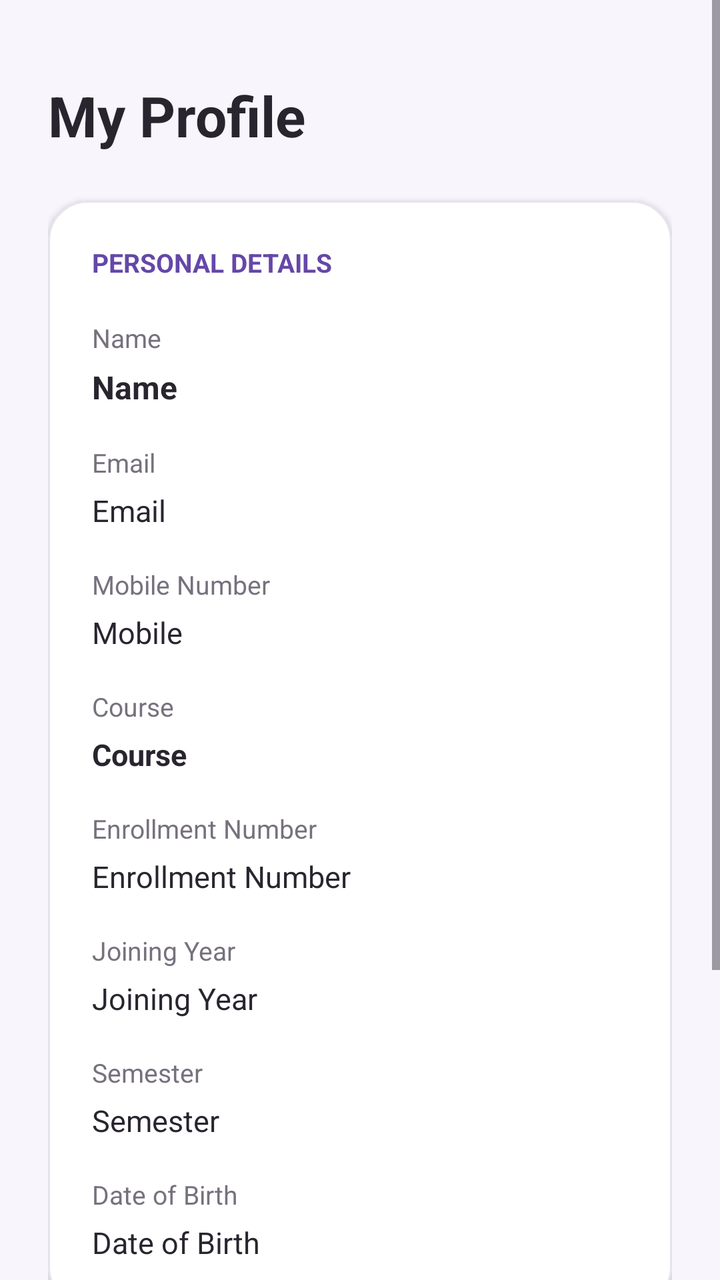
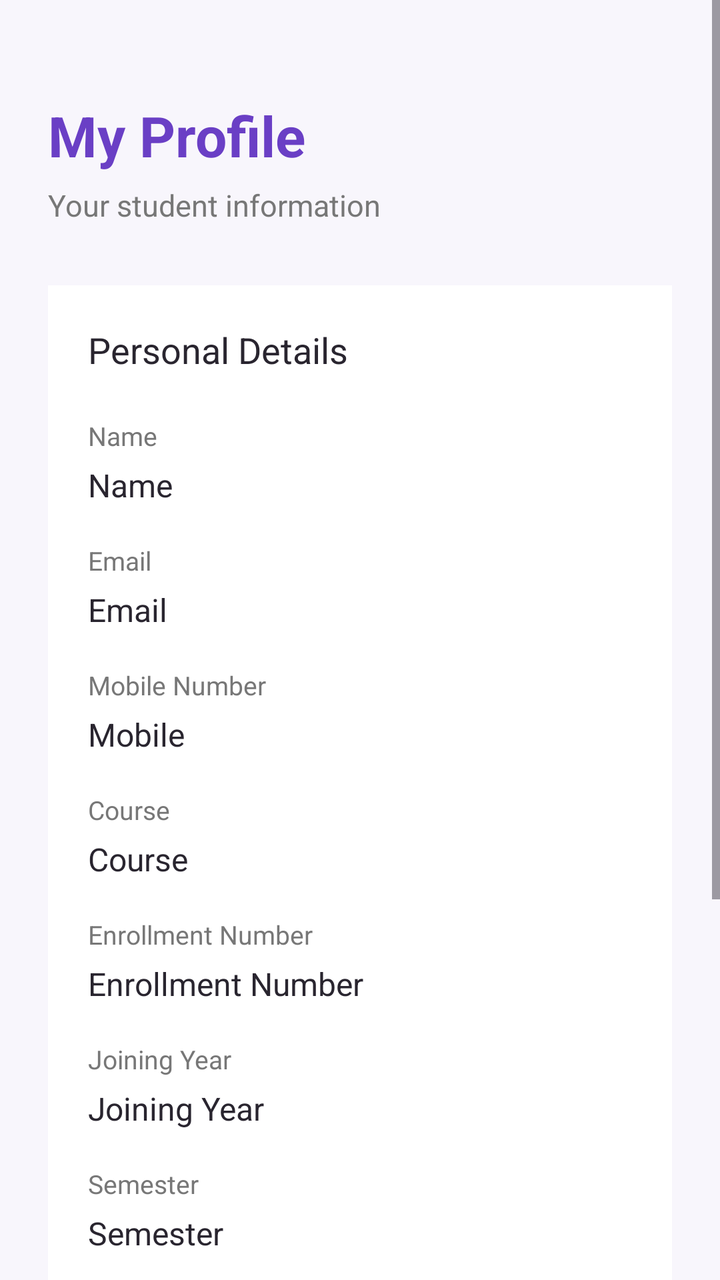

An Android layout rendered at two revisions. The XML below is the earlier revision; the diff shows what the commit changed to produce the second picture.
<!-- AndroidManifest.xml: application theme Theme.StudentConnect -->
<!-- res/layout/activity_profile.xml -->
<?xml version="1.0" encoding="utf-8"?>
<ScrollView xmlns:android="http://schemas.android.com/apk/res/android"
    xmlns:app="http://schemas.android.com/apk/res-auto"
    xmlns:tools="http://schemas.android.com/tools"
    android:layout_width="match_parent"
    android:layout_height="match_parent"
    android:background="#F8F5FC"
    android:fillViewport="true">

    <LinearLayout
        android:layout_width="match_parent"
        android:layout_height="wrap_content"
        android:orientation="vertical"
        android:padding="24dp">

        <TextView
            android:layout_width="wrap_content"
            android:layout_height="wrap_content"
            android:layout_marginTop="15dp"
            android:text="@string/my_profile"
            android:textColor="#29252F"
            android:textSize="28sp"
            android:textStyle="bold" />

        <com.google.android.material.card.MaterialCardView
            android:layout_width="match_parent"
            android:layout_height="wrap_content"
            android:layout_marginTop="24dp"
            app:cardBackgroundColor="#FFFFFF"
            app:cardCornerRadius="20dp"
            app:cardElevation="2dp"
            app:strokeColor="#E8E2F0"
            app:strokeWidth="1dp">

            <LinearLayout
                android:layout_width="match_parent"
                android:layout_height="wrap_content"
                android:orientation="vertical"
                android:padding="22dp">

                <TextView
                    android:layout_width="wrap_content"
                    android:layout_height="wrap_content"
                    android:text="@string/personal_details"
                    android:textColor="#6547A8"
                    android:textSize="13sp"
                    android:textStyle="bold" />

                

                <TextView
                    android:layout_width="wrap_content"
                    android:layout_height="wrap_content"
                    android:layout_marginTop="20dp"
                    android:text="@string/name"
                    android:textColor="#77717E"
                    android:textSize="13sp" />

                <TextView
                    android:id="@+id/tvName"
                    android:layout_width="match_parent"
                    android:layout_height="wrap_content"
                    android:layout_marginTop="5dp"
                    android:text="@string/Name"
                    android:textColor="#29252F"
                    android:textSize="16sp"
                    android:textStyle="bold" />

                

                <TextView
                    android:layout_width="wrap_content"
                    android:layout_height="wrap_content"
                    android:layout_marginTop="18dp"
                    android:text="@string/EMail"
                    android:textColor="#77717E"
                    android:textSize="13sp" />

                <TextView
                    android:id="@+id/tvEmail"
                    android:layout_width="match_parent"
                    android:layout_height="wrap_content"
                    android:layout_marginTop="5dp"
                    android:text="@string/EMAIL"
                    android:textColor="#29252F"
                    android:textSize="15sp" />

                

                <TextView
                    android:layout_width="wrap_content"
                    android:layout_height="wrap_content"
                    android:layout_marginTop="18dp"
                    android:text="@string/Mobile_number"
                    android:textColor="#77717E"
                    android:textSize="13sp" />

                <TextView
                    android:id="@+id/tvMobile"
                    android:layout_width="match_parent"
                    android:layout_height="wrap_content"
                    android:layout_marginTop="5dp"
                    android:text="@string/mobile"
                    android:textColor="#29252F"
                    android:textSize="15sp" />

                

                <TextView
                    android:layout_width="wrap_content"
                    android:layout_height="wrap_content"
                    android:layout_marginTop="18dp"
                    android:text="@string/Course"
                    android:textColor="#77717E"
                    android:textSize="13sp" />

                <TextView
                    android:id="@+id/tvCourse"
                    android:layout_width="match_parent"
                    android:layout_height="wrap_content"
                    android:layout_marginTop="5dp"
                    android:text="@string/COURSE"
                    android:textColor="#29252F"
                    android:textSize="15sp"
                    android:textStyle="bold" />

                

                <TextView
                    android:layout_width="wrap_content"
                    android:layout_height="wrap_content"
                    android:layout_marginTop="18dp"
                    android:text="@string/Enrollment_number"
                    android:textColor="#77717E"
                    android:textSize="13sp" />

                <TextView
                    android:id="@+id/tvEnrollmentNumber"
                    android:layout_width="match_parent"
                    android:layout_height="wrap_content"
                    android:layout_marginTop="5dp"
                    android:text="@string/ENrollment_number"
                    android:textColor="#29252F"
                    android:textSize="15sp" />

                

                <TextView
                    android:layout_width="wrap_content"
                    android:layout_height="wrap_content"
                    android:layout_marginTop="18dp"
                    android:text="@string/Joining_year"
                    android:textColor="#77717E"
                    android:textSize="13sp" />

                <TextView
                    android:id="@+id/tvJoiningYear"
                    android:layout_width="match_parent"
                    android:layout_height="wrap_content"
                    android:layout_marginTop="5dp"
                    android:text="@string/Joining_Year"
                    android:textColor="#29252F"
                    android:textSize="15sp" />

                

                <TextView
                    android:layout_width="wrap_content"
                    android:layout_height="wrap_content"
                    android:layout_marginTop="18dp"
                    android:text="@string/Semester"
                    android:textColor="#77717E"
                    android:textSize="13sp" />

                <TextView
                    android:id="@+id/tvSemester"
                    android:layout_width="match_parent"
                    android:layout_height="wrap_content"
                    android:layout_marginTop="5dp"
                    android:text="@string/SEMESTER"
                    android:textColor="#29252F"
                    android:textSize="15sp" />

                

                <TextView
                    android:layout_width="wrap_content"
                    android:layout_height="wrap_content"
                    android:layout_marginTop="18dp"
                    android:text="@string/Date_of_birth"
                    android:textColor="#77717E"
                    android:textSize="13sp" />

                <TextView
                    android:id="@+id/tvDateOfBirth"
                    android:layout_width="match_parent"
                    android:layout_height="wrap_content"
                    android:layout_marginTop="5dp"
                    android:text="@string/DATE_of_birth"
                    android:textColor="#29252F"
                    android:textSize="15sp" />

            </LinearLayout>

        </com.google.android.material.card.MaterialCardView>

        <Button
            android:id="@+id/btnEdit"
            android:layout_width="match_parent"
            android:layout_height="54dp"
            android:layout_marginTop="22dp"
            android:text="@string/edit_data"
            android:textColor="#FFFFFF"
            android:textSize="14sp"
            android:textStyle="bold"
            android:backgroundTint="#6F52B5"
            tools:ignore="VisualLintButtonSize" />

        <Button
            android:id="@+id/btnLogout"
            android:layout_width="match_parent"
            android:layout_height="54dp"
            android:layout_marginTop="12dp"
            android:layout_marginBottom="25dp"
            android:text="@string/logout"
            android:textColor="#6F52B5"
            android:textSize="14sp"
            android:textStyle="bold"
            android:backgroundTint="#E9E1F5"
            tools:ignore="VisualLintButtonSize" />

    </LinearLayout>

</ScrollView>
<!-- resources referenced by this layout -->
<resources>
  <string name="COURSE">Course</string>
  <string name="Course">Course</string>
  <string name="DATE_of_birth">Date of Birth</string>
  <string name="Date_of_birth">Date of Birth</string>
  <string name="EMAIL">Email</string>
  <string name="EMail">Email</string>
  <string name="ENrollment_number">Enrollment Number</string>
  <string name="Enrollment_number">Enrollment Number</string>
  <string name="Joining_Year">Joining Year</string>
  <string name="Joining_year">Joining Year</string>
  <string name="Mobile_number">Mobile Number</string>
  <string name="Name">Name</string>
  <string name="SEMESTER">Semester</string>
  <string name="Semester">Semester</string>
  <string name="edit_data">EDIT DATA</string>
  <string name="logout">LOGOUT</string>
  <string name="mobile">Mobile</string>
  <string name="my_profile">My Profile</string>
  <string name="name">Name</string>
  <string name="personal_details">PERSONAL DETAILS</string>
  <style name="Theme.StudentConnect" parent="Base.Theme.StudentConnect" />
  <style name="Base.Theme.StudentConnect" parent="Theme.Material3.DayNight.NoActionBar">
          
          
      </style>
</resources>

<!-- the commit's change to res/layout/activity_profile.xml (unified diff, before → after) -->
@@ -1,11 +1,10 @@
 <?xml version="1.0" encoding="utf-8"?>
-<ScrollView xmlns:android="http://schemas.android.com/apk/res/android"
-    xmlns:app="http://schemas.android.com/apk/res-auto"
-    xmlns:tools="http://schemas.android.com/tools"
+<ScrollView
+    xmlns:android="http://schemas.android.com/apk/res/android"
     android:layout_width="match_parent"
     android:layout_height="match_parent"
-    android:background="#F8F5FC"
-    android:fillViewport="true">
+    android:fillViewport="true"
+    android:background="#F8F6FC">
 
     <LinearLayout
         android:layout_width="match_parent"
@@ -13,221 +12,224 @@
         android:orientation="vertical"
         android:padding="24dp">
 
+        
+
         <TextView
             android:layout_width="wrap_content"
             android:layout_height="wrap_content"
-            android:layout_marginTop="15dp"
-            android:text="@string/my_profile"
-            android:textColor="#29252F"
+            android:layout_marginTop="25dp"
+            android:text="My Profile"
+            android:textColor="#6A3FC5"
             android:textSize="28sp"
             android:textStyle="bold" />
 
-        <com.google.android.material.card.MaterialCardView
+        <TextView
+            android:layout_width="wrap_content"
+            android:layout_height="wrap_content"
+            android:layout_marginTop="6dp"
+            android:text="Your student information"
+            android:textColor="#777777"
+            android:textSize="15sp" />
+
+        
+
+        <LinearLayout
             android:layout_width="match_parent"
             android:layout_height="wrap_content"
-            android:layout_marginTop="24dp"
-            app:cardBackgroundColor="#FFFFFF"
-            app:cardCornerRadius="20dp"
-            app:cardElevation="2dp"
-            app:strokeColor="#E8E2F0"
-            app:strokeWidth="1dp">
-
-            <LinearLayout
-                android:layout_width="match_parent"
-                android:layout_height="wrap_content"
-                android:orientation="vertical"
-                android:padding="22dp">
-
-                <TextView
-                    android:layout_width="wrap_content"
-                    android:layout_height="wrap_content"
-                    android:text="@string/personal_details"
-                    android:textColor="#6547A8"
-                    android:textSize="13sp"
-                    android:textStyle="bold" />
-
-                
-
-                <TextView
-                    android:layout_width="wrap_content"
-                    android:layout_height="wrap_content"
-                    android:layout_marginTop="20dp"
-                    android:text="@string/name"
-                    android:textColor="#77717E"
-                    android:textSize="13sp" />
-
-                <TextView
-                    android:id="@+id/tvName"
-                    android:layout_width="match_parent"
-                    android:layout_height="wrap_content"
-                    android:layout_marginTop="5dp"
-                    android:text="@string/Name"
-                    android:textColor="#29252F"
-                    android:textSize="16sp"
-                    android:textStyle="bold" />
-
-                
-
-                <TextView
-                    android:layout_width="wrap_content"
-                    android:layout_height="wrap_content"
-                    android:layout_marginTop="18dp"
-                    android:text="@string/EMail"
-                    android:textColor="#77717E"
-                    android:textSize="13sp" />
-
-                <TextView
-                    android:id="@+id/tvEmail"
-                    android:layout_width="match_parent"
-                    android:layout_height="wrap_content"
-                    android:layout_marginTop="5dp"
-                    android:text="@string/EMAIL"
-                    android:textColor="#29252F"
-                    android:textSize="15sp" />
-
-                
-
-                <TextView
-                    android:layout_width="wrap_content"
-                    android:layout_height="wrap_content"
-                    android:layout_marginTop="18dp"
-                    android:text="@string/Mobile_number"
-                    android:textColor="#77717E"
-                    android:textSize="13sp" />
-
-                <TextView
-                    android:id="@+id/tvMobile"
-                    android:layout_width="match_parent"
-                    android:layout_height="wrap_content"
-                    android:layout_marginTop="5dp"
-                    android:text="@string/mobile"
-                    android:textColor="#29252F"
-                    android:textSize="15sp" />
-
-                
-
-                <TextView
-                    android:layout_width="wrap_content"
-                    android:layout_height="wrap_content"
-                    android:layout_marginTop="18dp"
-                    android:text="@string/Course"
-                    android:textColor="#77717E"
-                    android:textSize="13sp" />
-
-                <TextView
-                    android:id="@+id/tvCourse"
-                    android:layout_width="match_parent"
-                    android:layout_height="wrap_content"
-                    android:layout_marginTop="5dp"
-                    android:text="@string/COURSE"
-                    android:textColor="#29252F"
-                    android:textSize="15sp"
-                    android:textStyle="bold" />
-
-                
-
-                <TextView
-                    android:layout_width="wrap_content"
-                    android:layout_height="wrap_content"
-                    android:layout_marginTop="18dp"
-                    android:text="@string/Enrollment_number"
-                    android:textColor="#77717E"
-                    android:textSize="13sp" />
-
-                <TextView
-                    android:id="@+id/tvEnrollmentNumber"
-                    android:layout_width="match_parent"
-                    android:layout_height="wrap_content"
-                    android:layout_marginTop="5dp"
-                    android:text="@string/ENrollment_number"
-                    android:textColor="#29252F"
-                    android:textSize="15sp" />
-
-                
-
-                <TextView
-                    android:layout_width="wrap_content"
-                    android:layout_height="wrap_content"
-                    android:layout_marginTop="18dp"
-                    android:text="@string/Joining_year"
-                    android:textColor="#77717E"
-                    android:textSize="13sp" />
-
-                <TextView
-                    android:id="@+id/tvJoiningYear"
-                    android:layout_width="match_parent"
-                    android:layout_height="wrap_content"
-                    android:layout_marginTop="5dp"
-                    android:text="@string/Joining_Year"
-                    android:textColor="#29252F"
-                    android:textSize="15sp" />
-
-                
-
-                <TextView
-                    android:layout_width="wrap_content"
-                    android:layout_height="wrap_content"
-                    android:layout_marginTop="18dp"
-                    android:text="@string/Semester"
-                    android:textColor="#77717E"
-                    android:textSize="13sp" />
-
-                <TextView
-                    android:id="@+id/tvSemester"
-                    android:layout_width="match_parent"
-                    android:layout_height="wrap_content"
-                    android:layout_marginTop="5dp"
-                    android:text="@string/SEMESTER"
-                    android:textColor="#29252F"
-                    android:textSize="15sp" />
-
-                
-
-                <TextView
-                    android:layout_width="wrap_content"
-                    android:layout_height="wrap_content"
-                    android:layout_marginTop="18dp"
-                    android:text="@string/Date_of_birth"
-                    android:textColor="#77717E"
-                    android:textSize="13sp" />
-
-                <TextView
-                    android:id="@+id/tvDateOfBirth"
-                    android:layout_width="match_parent"
-                    android:layout_height="wrap_content"
-                    android:layout_marginTop="5dp"
-                    android:text="@string/DATE_of_birth"
-                    android:textColor="#29252F"
-                    android:textSize="15sp" />
-
-            </LinearLayout>
-
-        </com.google.android.material.card.MaterialCardView>
+            android:layout_marginTop="30dp"
+            android:orientation="vertical"
+            android:padding="20dp"
+            android:background="#FFFFFF">
+
+            
+
+            <TextView
+                android:layout_width="wrap_content"
+                android:layout_height="wrap_content"
+                android:text="Personal Details"
+                android:textColor="#29252F"
+                android:textSize="18sp" />
+
+            
+
+            <TextView
+                android:layout_width="wrap_content"
+                android:layout_height="wrap_content"
+                android:layout_marginTop="22dp"
+                android:text="Name"
+                android:textColor="#777777"
+                android:textSize="13sp" />
+
+            <TextView
+                android:id="@+id/tvName"
+                android:layout_width="match_parent"
+                android:layout_height="wrap_content"
+                android:layout_marginTop="5dp"
+                android:text="Name"
+                android:textColor="#29252F"
+                android:textSize="16sp" />
+
+            
+
+            <TextView
+                android:layout_width="wrap_content"
+                android:layout_height="wrap_content"
+                android:layout_marginTop="18dp"
+                android:text="Email"
+                android:textColor="#777777"
+                android:textSize="13sp" />
+
+            <TextView
+                android:id="@+id/tvEmail"
+                android:layout_width="match_parent"
+                android:layout_height="wrap_content"
+                android:layout_marginTop="5dp"
+                android:text="Email"
+                android:textColor="#29252F"
+                android:textSize="16sp" />
+
+            
+
+            <TextView
+                android:layout_width="wrap_content"
+                android:layout_height="wrap_content"
+                android:layout_marginTop="18dp"
+                android:text="Mobile Number"
+                android:textColor="#777777"
+                android:textSize="13sp" />
+
+            <TextView
+                android:id="@+id/tvMobile"
+                android:layout_width="match_parent"
+                android:layout_height="wrap_content"
+                android:layout_marginTop="5dp"
+                android:text="Mobile"
+                android:textColor="#29252F"
+                android:textSize="16sp" />
+
+            
+
+            <TextView
+                android:layout_width="wrap_content"
+                android:layout_height="wrap_content"
+                android:layout_marginTop="18dp"
+                android:text="Course"
+                android:textColor="#777777"
+                android:textSize="13sp" />
+
+            <TextView
+                android:id="@+id/tvCourse"
+                android:layout_width="match_parent"
+                android:layout_height="wrap_content"
+                android:layout_marginTop="5dp"
+                android:text="Course"
+                android:textColor="#29252F"
+                android:textSize="16sp" />
+
+            
+
+            <TextView
+                android:layout_width="wrap_content"
+                android:layout_height="wrap_content"
+                android:layout_marginTop="18dp"
+                android:text="Enrollment Number"
+                android:textColor="#777777"
+                android:textSize="13sp" />
+
+            <TextView
+                android:id="@+id/tvEnrollmentNumber"
+                android:layout_width="match_parent"
+                android:layout_height="wrap_content"
+                android:layout_marginTop="5dp"
+                android:text="Enrollment Number"
+                android:textColor="#29252F"
+                android:textSize="16sp" />
+
+            
+
+            <TextView
+                android:layout_width="wrap_content"
+                android:layout_height="wrap_content"
+                android:layout_marginTop="18dp"
+                android:text="Joining Year"
+                android:textColor="#777777"
+                android:textSize="13sp" />
+
+            <TextView
+                android:id="@+id/tvJoiningYear"
+                android:layout_width="match_parent"
+                android:layout_height="wrap_content"
+                android:layout_marginTop="5dp"
+                android:text="Joining Year"
+                android:textColor="#29252F"
+                android:textSize="16sp" />
+
+            
+
+            <TextView
+                android:layout_width="wrap_content"
+                android:layout_height="wrap_content"
+                android:layout_marginTop="18dp"
+                android:text="Semester"
+                android:textColor="#777777"
+                android:textSize="13sp" />
+
+            <TextView
+                android:id="@+id/tvSemester"
+                android:layout_width="match_parent"
+                android:layout_height="wrap_content"
+                android:layout_marginTop="5dp"
+                android:text="Semester"
+                android:textColor="#29252F"
+                android:textSize="16sp" />
+
+            
+
+            <TextView
+                android:layout_width="wrap_content"
+                android:layout_height="wrap_content"
+                android:layout_marginTop="18dp"
+                android:text="Date of Birth"
+                android:textColor="#777777"
+                android:textSize="13sp" />
+
+            <TextView
+                android:id="@+id/tvDateOfBirth"
+                android:layout_width="match_parent"
+                android:layout_height="wrap_content"
+                android:layout_marginTop="5dp"
+                android:text="Date of Birth"
+                android:textColor="#29252F"
+                android:textSize="16sp" />
+
+        </LinearLayout>
+
+        
 
         <Button
             android:id="@+id/btnEdit"
             android:layout_width="match_parent"
-            android:layout_height="54dp"
-            android:layout_marginTop="22dp"
-            android:text="@string/edit_data"
+            android:layout_height="55dp"
+            android:layout_marginTop="25dp"
+            android:text="Edit Data"
             android:textColor="#FFFFFF"
-            android:textSize="14sp"
+            android:textSize="16sp"
             android:textStyle="bold"
-            android:backgroundTint="#6F52B5"
-            tools:ignore="VisualLintButtonSize" />
+            android:backgroundTint="#6A3FC5" />
+
+        
 
         <Button
             android:id="@+id/btnLogout"
             android:layout_width="match_parent"
-            android:layout_height="54dp"
+            android:layout_height="55dp"
             android:layout_marginTop="12dp"
-            android:layout_marginBottom="25dp"
-            android:text="@string/logout"
-            android:textColor="#6F52B5"
-            android:textSize="14sp"
+            android:layout_marginBottom="30dp"
+            android:text="Logout"
+            android:textColor="#FFFFFF"
+            android:textSize="16sp"
             android:textStyle="bold"
-            android:backgroundTint="#E9E1F5"
-            tools:ignore="VisualLintButtonSize" />
+            android:backgroundTint="#D32F2F" />
 
     </LinearLayout>
 
<!-- resource entries referenced after the edit -->
@@ -1,25 +1,5 @@
 <!-- resources referenced by this layout -->
 <resources>
-  <string name="COURSE">Course</string>
-  <string name="Course">Course</string>
-  <string name="DATE_of_birth">Date of Birth</string>
-  <string name="Date_of_birth">Date of Birth</string>
-  <string name="EMAIL">Email</string>
-  <string name="EMail">Email</string>
-  <string name="ENrollment_number">Enrollment Number</string>
-  <string name="Enrollment_number">Enrollment Number</string>
-  <string name="Joining_Year">Joining Year</string>
-  <string name="Joining_year">Joining Year</string>
-  <string name="Mobile_number">Mobile Number</string>
-  <string name="Name">Name</string>
-  <string name="SEMESTER">Semester</string>
-  <string name="Semester">Semester</string>
-  <string name="edit_data">EDIT DATA</string>
-  <string name="logout">LOGOUT</string>
-  <string name="mobile">Mobile</string>
-  <string name="my_profile">My Profile</string>
-  <string name="name">Name</string>
-  <string name="personal_details">PERSONAL DETAILS</string>
   <style name="Theme.StudentConnect" parent="Base.Theme.StudentConnect" />
   <style name="Base.Theme.StudentConnect" parent="Theme.Material3.DayNight.NoActionBar">
           
